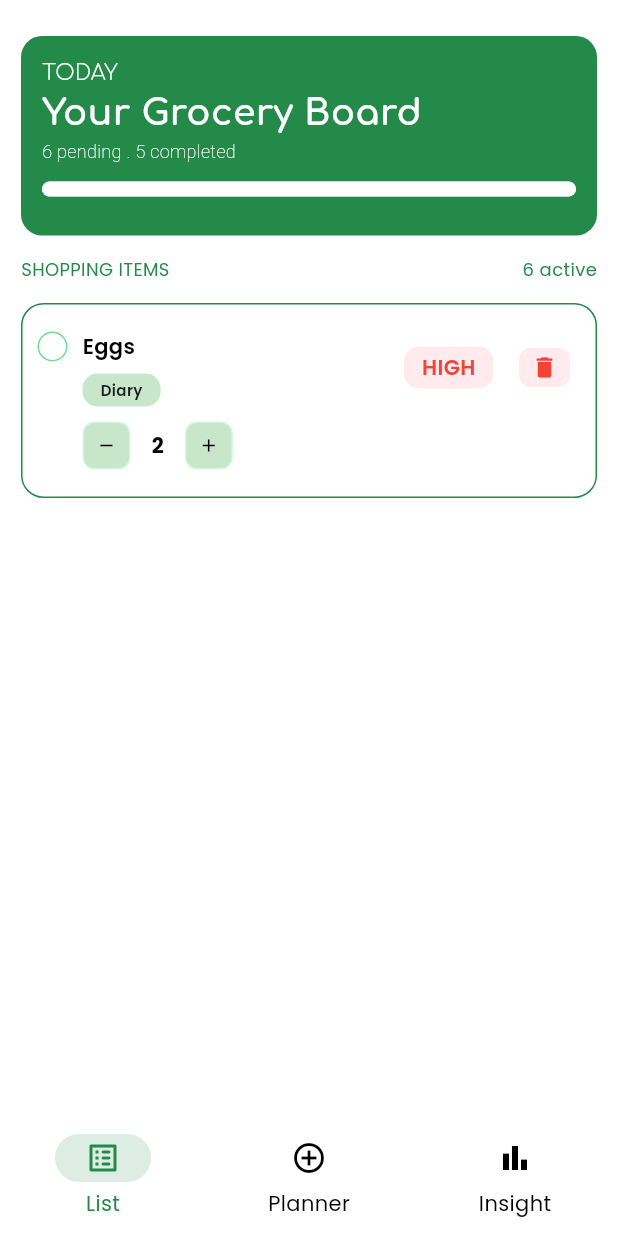
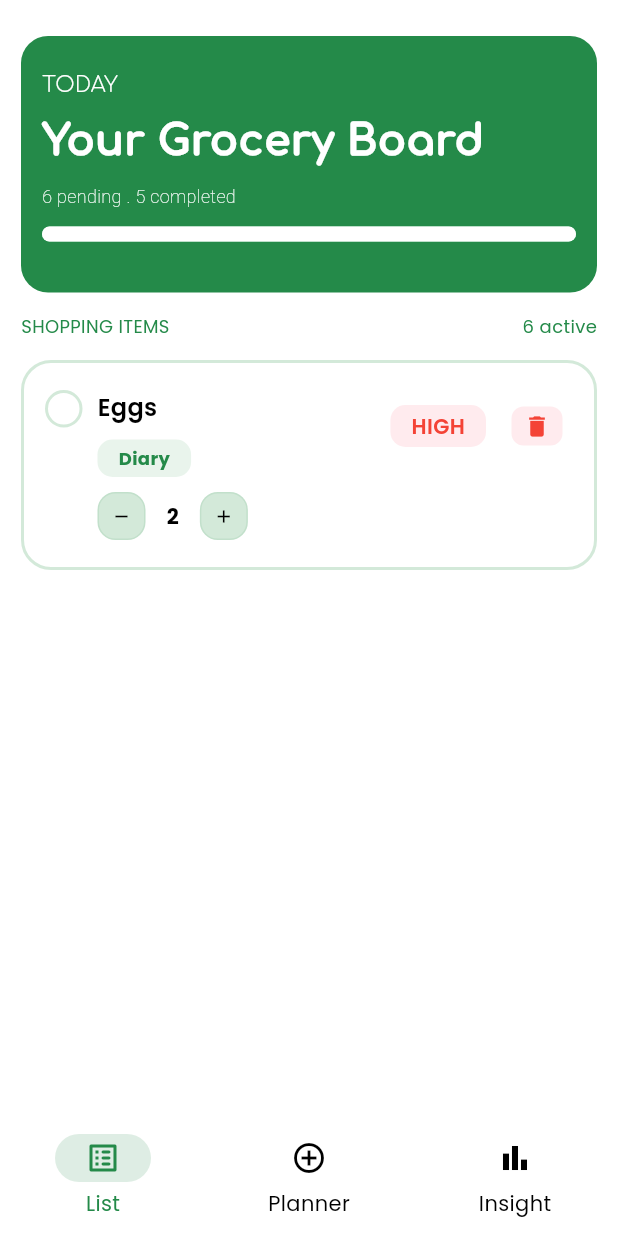
Before and after one commit to Miki0035/flutter_grocify, a Flutter app: the screen it shows after launch, after a tap on "Continue with Google", on a phone screen of 412 x 824 dp. Run offline on Flutter 3.47's test engine with Material 3 defaults, Android fonts, the phone set to English and light mode, and no system bars; our stand-ins replace fpdart, google_fonts.

Commit message:
fix: used colorscheme item card , chip

```diff
--- a/lib/features/auth/presentation/widgets/login_button.dart
+++ b/lib/features/auth/presentation/widgets/login_button.dart
@@ -1,5 +1,4 @@
 import 'package:flutter/material.dart';
-import 'package:grocify/core/constants/colors.dart';
 
 class GLoginButton extends StatelessWidget {
   const GLoginButton({
@@ -24,7 +23,7 @@ class GLoginButton extends StatelessWidget {
         padding: .symmetric(vertical: 10, horizontal: 8),
         decoration: BoxDecoration(
           borderRadius: .circular(15),
-          border: .all(color: borderColor, width: 0.2),
+          border: .all(color: borderColor, width: 2),
           color: backgroundColor,
         ),
         child: Row(
--- a/lib/features/list/presentation/widgets/add_remove_button.dart
+++ b/lib/features/list/presentation/widgets/add_remove_button.dart
@@ -1,5 +1,4 @@
 import 'package:flutter/material.dart';
-import 'package:grocify/core/constants/colors.dart';
 
 class GAddRemoveIconButton extends StatelessWidget {
   const GAddRemoveIconButton({super.key, required this.icon, this.onTap});
@@ -9,14 +8,19 @@ class GAddRemoveIconButton extends StatelessWidget {
 
   @override
   Widget build(BuildContext context) {
+    final backgroundColor = Theme.of(context).colorScheme.outlineVariant;
+    final borderColor = Theme.of(
+      context,
+    ).colorScheme.primary.withValues(alpha: 0.1);
+
     return GestureDetector(
       onTap: onTap,
       child: Container(
         padding: .all(8),
         decoration: BoxDecoration(
-          color: Colors.green.shade100,
-          border: .all(color: GrocifyBrand.greenSoft),
-          borderRadius: .circular(8),
+          color: backgroundColor,
+          border: .all(color: borderColor),
+          borderRadius: .circular(12),
         ),
         child: Icon(icon, color: Colors.black, size: 14),
       ),
--- a/lib/features/list/presentation/widgets/banner_card.dart
+++ b/lib/features/list/presentation/widgets/banner_card.dart
@@ -11,10 +11,10 @@ class GBannerCard extends StatelessWidget {
   Widget build(BuildContext context) {
     return Container(
       width: .infinity,
-      padding: .all(14),
+      padding: .symmetric(horizontal: 14, vertical: 22),
       decoration: BoxDecoration(
         color: GrocifyBrand.green,
-        borderRadius: .circular(14),
+        borderRadius: .circular(18),
       ),
       child: Column(
         crossAxisAlignment: .start,
@@ -27,16 +27,21 @@ class GBannerCard extends StatelessWidget {
             ),
           ),
 
+          SizedBox(height: 8),
+
           Text(
             'Your Grocery Board',
             style: GoogleFonts.comfortaa(
               textStyle: TextStyle(
-                fontWeight: .w800,
-                fontSize: 24,
+                fontWeight: .w900,
+                fontSize: 28,
                 color: GrocifyBrand.white,
               ),
             ),
           ),
+
+          SizedBox(height: 8),
+
           Text.rich(
             TextSpan(
               style: TextStyle(
--- a/lib/features/list/presentation/widgets/chip.dart
+++ b/lib/features/list/presentation/widgets/chip.dart
@@ -9,7 +9,7 @@ class GChip extends StatelessWidget {
   @override
   Widget build(BuildContext context) {
     return Container(
-      padding: .symmetric(vertical: 4, horizontal: 12),
+      padding: .symmetric(vertical: 4, horizontal: 14),
       decoration: BoxDecoration(
         borderRadius: .circular(10),
         color: backgroundColor,
--- a/lib/features/list/presentation/widgets/item_card.dart
+++ b/lib/features/list/presentation/widgets/item_card.dart
@@ -1,5 +1,6 @@
 import 'package:flutter/material.dart';
 import 'package:grocify/core/constants/colors.dart';
+import 'package:grocify/core/constants/sizes.dart';
 import 'package:grocify/features/list/presentation/widgets/add_remove_button.dart';
 import 'package:grocify/features/list/presentation/widgets/chip.dart';
 
@@ -8,12 +9,16 @@ class GItemCard extends StatelessWidget {
 
   @override
   Widget build(BuildContext context) {
+    final borderColor = Theme.of(context).colorScheme.outlineVariant;
+    final backgroundColor = Theme.of(context).colorScheme.surface;
+    final chipTextColor = Theme.of(context).colorScheme.primary;
+
     return Container(
-      padding: .symmetric(vertical: 18, horizontal: 10),
+      padding: .symmetric(vertical: 18, horizontal: 14),
       decoration: BoxDecoration(
-        color: GrocifyBrand.white,
-        border: .all(color: GrocifyBrand.green),
-        borderRadius: .circular(15),
+        color: backgroundColor,
+        border: .all(color: borderColor, width: 2),
+        borderRadius: .circular(20),
       ),
       child: Row(
         mainAxisAlignment: .spaceBetween,
@@ -24,12 +29,12 @@ class GItemCard extends StatelessWidget {
             crossAxisAlignment: .start,
             children: [
               Container(
-                width: 20,
-                height: 20,
+                width: 25,
+                height: 25,
                 decoration: BoxDecoration(
                   borderRadius: .circular(50),
                   color: GrocifyBrand.white,
-                  border: .all(color: GrocifyBrand.greenLight),
+                  border: .all(color: borderColor, width: 2),
                 ),
               ),
 
@@ -41,21 +46,21 @@ class GItemCard extends StatelessWidget {
                   Text(
                     'Eggs',
                     style: TextStyle(
-                      fontSize: 14,
+                      fontSize: GSize.fontMd,
                       color: Colors.black,
                       fontWeight: .w600,
                     ),
                   ),
-                  SizedBox(height: 8),
+                  SizedBox(height: 10),
                   GChip(
-                    backgroundColor: Colors.green.shade100,
+                    backgroundColor: borderColor.withValues(alpha: 0.5),
                     child: Text(
                       "Diary",
                       style: TextStyle(
-                        color: Colors.black87,
+                        color: chipTextColor,
 
-                        fontSize: 10,
-                        fontWeight: .w600,
+                        fontSize: 12,
+                        fontWeight: .w700,
                       ),
                     ),
                   ),
@@ -83,7 +88,7 @@ class GItemCard extends StatelessWidget {
             ],
           ),
 
-          // LEFT DELETE + PRIORITY
+          // LEFT PRIORITY + DELETE
           Row(
             children: [
               GChip(
```
